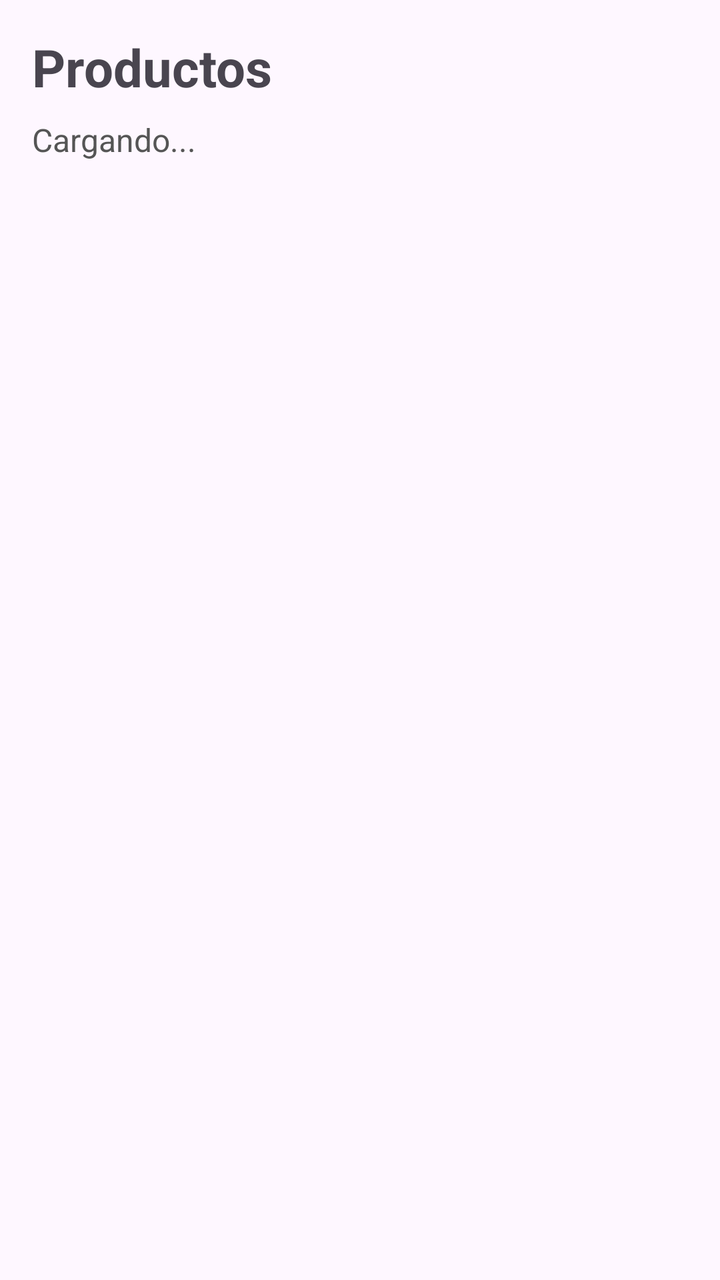
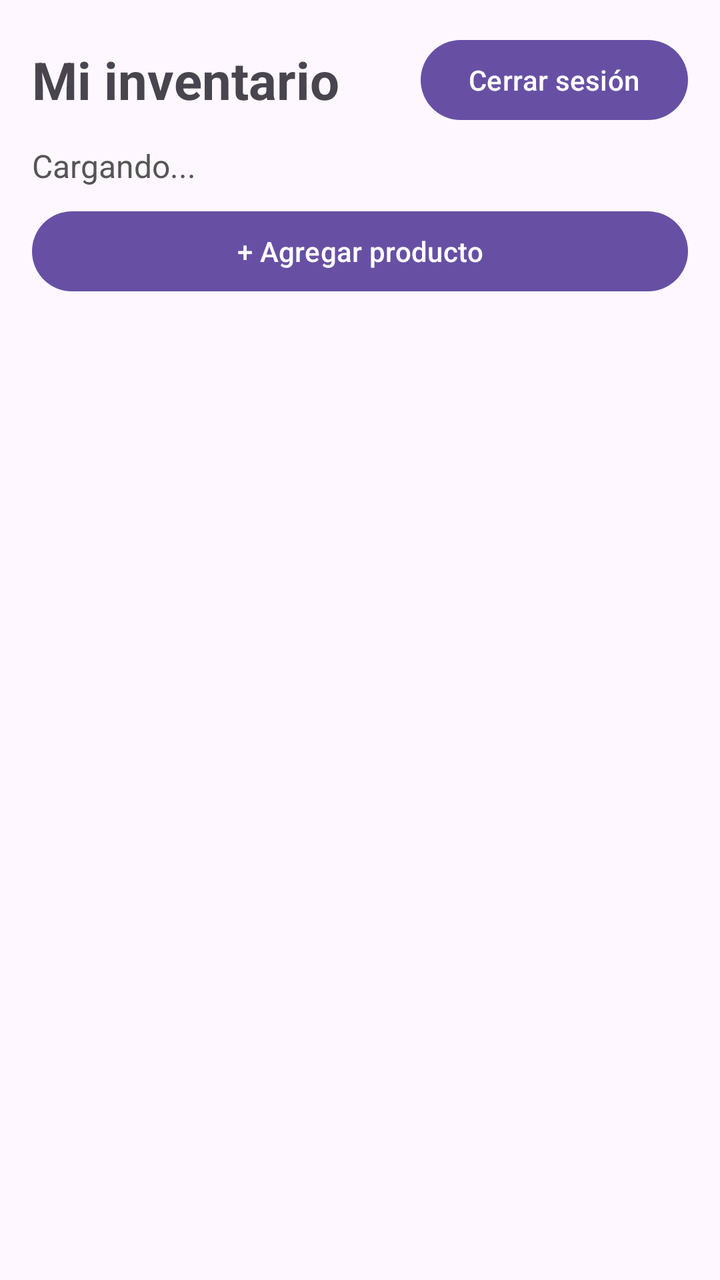

Screens rendered from an Android XML layout before and after an edit, with the pre-edit source and the edit as a unified diff.
<!-- AndroidManifest.xml: application theme Theme.ProductosApp -->
<!-- res/layout/activity_products.xml -->
<?xml version="1.0" encoding="utf-8"?>
<LinearLayout xmlns:android="http://schemas.android.com/apk/res/android"
    android:layout_width="match_parent"
    android:layout_height="match_parent"
    android:orientation="vertical"
    android:padding="16dp">

    <TextView
        android:layout_width="wrap_content"
        android:layout_height="wrap_content"
        android:text="Productos"
        android:textSize="26sp"
        android:textStyle="bold" />

    <TextView
        android:id="@+id/tvEstado"
        android:layout_width="match_parent"
        android:layout_height="wrap_content"
        android:layout_marginTop="8dp"
        android:text="Cargando..."
        android:textColor="#555555"
        android:textSize="16sp" />

    <androidx.recyclerview.widget.RecyclerView
        android:id="@+id/rvProductos"
        android:layout_width="match_parent"
        android:layout_height="0dp"
        android:layout_marginTop="8dp"
        android:layout_weight="1" />

</LinearLayout>
<!-- resources referenced by this layout -->
<resources>
  <style name="Theme.ProductosApp" parent="Base.Theme.ProductosApp" />
  <style name="Base.Theme.ProductosApp" parent="Theme.Material3.DayNight.NoActionBar">
          
          
      </style>
</resources>

<!-- the commit's change to res/layout/activity_products.xml (unified diff, before → after) -->
@@ -5,12 +5,28 @@
     android:orientation="vertical"
     android:padding="16dp">
 
-    <TextView
-        android:layout_width="wrap_content"
+    <LinearLayout
+        android:layout_width="match_parent"
         android:layout_height="wrap_content"
-        android:text="Productos"
-        android:textSize="26sp"
-        android:textStyle="bold" />
+        android:gravity="center_vertical"
+        android:orientation="horizontal">
+
+        <TextView
+            android:layout_width="0dp"
+            android:layout_height="wrap_content"
+            android:layout_weight="1"
+            android:text="Mi inventario"
+            android:textSize="26sp"
+            android:textStyle="bold" />
+
+        <Button
+            android:id="@+id/btnLogout"
+            android:layout_width="wrap_content"
+            android:layout_height="wrap_content"
+            android:minHeight="48dp"
+            android:text="Cerrar sesión" />
+
+    </LinearLayout>
 
     <TextView
         android:id="@+id/tvEstado"
@@ -21,6 +37,14 @@
         android:textColor="#555555"
         android:textSize="16sp" />
 
+    <Button
+        android:id="@+id/btnAgregar"
+        android:layout_width="match_parent"
+        android:layout_height="wrap_content"
+        android:layout_marginTop="8dp"
+        android:minHeight="48dp"
+        android:text="+ Agregar producto" />
+
     <androidx.recyclerview.widget.RecyclerView
         android:id="@+id/rvProductos"
         android:layout_width="match_parent"
